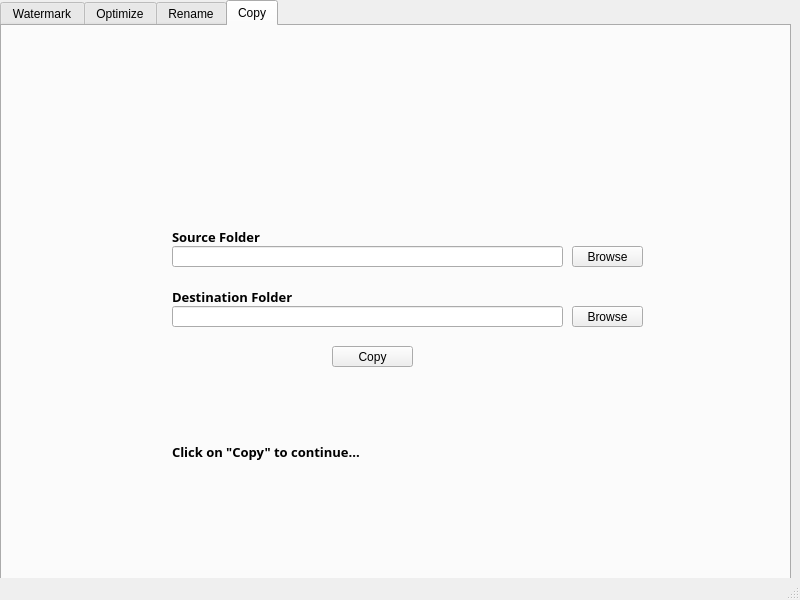
Before: the Qt Designer form kwikpic.ui in sanjib-sen/kwikpic-aio, drawn with Qt 5.
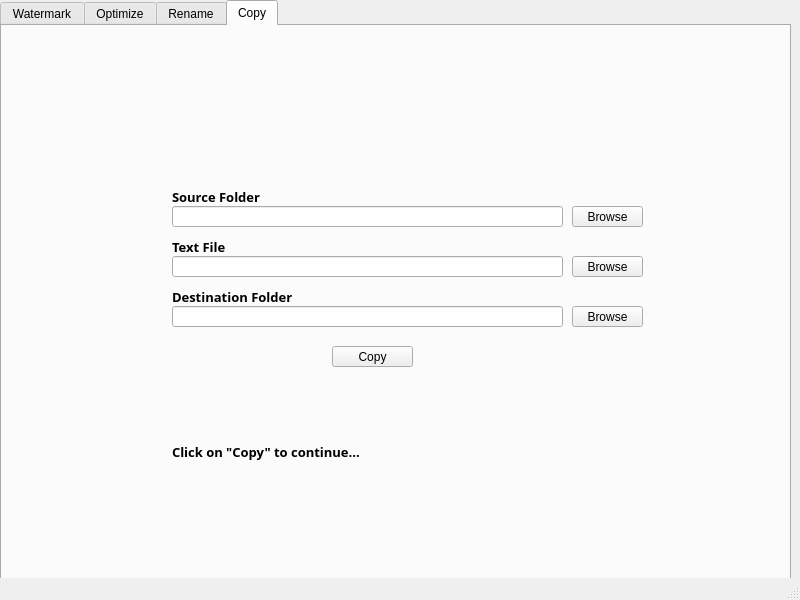
After: the same form once the commit is applied. The open tabs and pages were chosen to show the change. Icons and pictures are not drawn.

```diff
--- a/kwikpic.ui
+++ b/kwikpic.ui
@@ -727,7 +727,7 @@
       <property name="geometry">
        <rect>
         <x>170</x>
-        <y>220</y>
+        <y>230</y>
         <width>391</width>
         <height>21</height>
        </rect>
@@ -737,7 +737,7 @@
       <property name="geometry">
        <rect>
         <x>230</x>
-        <y>60</y>
+        <y>50</y>
         <width>301</width>
         <height>131</height>
        </rect>
@@ -753,7 +753,7 @@
       <property name="geometry">
        <rect>
         <x>570</x>
-        <y>220</y>
+        <y>230</y>
         <width>71</width>
         <height>21</height>
        </rect>
@@ -789,7 +789,7 @@
       <property name="geometry">
        <rect>
         <x>170</x>
-        <y>200</y>
+        <y>210</y>
         <width>91</width>
         <height>21</height>
        </rect>
@@ -805,7 +805,7 @@
        </font>
       </property>
       <property name="text">
-       <string>Source Folder</string>
+       <string>Text File</string>
       </property>
      </widget>
      <widget class="QLabel" name="label_30">
@@ -854,6 +854,52 @@
        <string>Click on &quot;Copy&quot; to continue...</string>
       </property>
      </widget>
+     <widget class="QPushButton" name="copy_browse_src_folder">
+      <property name="geometry">
+       <rect>
+        <x>570</x>
+        <y>180</y>
+        <width>71</width>
+        <height>21</height>
+       </rect>
+      </property>
+      <property name="text">
+       <string>Browse</string>
+      </property>
+     </widget>
+     <widget class="QLabel" name="label_31">
+      <property name="geometry">
+       <rect>
+        <x>170</x>
+        <y>160</y>
+        <width>91</width>
+        <height>21</height>
+       </rect>
+      </property>
+      <property name="font">
+       <font>
+        <family>Montserrat</family>
+        <pointsize>10</pointsize>
+        <weight>75</weight>
+        <bold>true</bold>
+        <stylestrategy>PreferAntialias</stylestrategy>
+        <kerning>true</kerning>
+       </font>
+      </property>
+      <property name="text">
+       <string>Source Folder</string>
+      </property>
+     </widget>
+     <widget class="QLineEdit" name="copy_src_folder">
+      <property name="geometry">
+       <rect>
+        <x>170</x>
+        <y>180</y>
+        <width>391</width>
+        <height>21</height>
+       </rect>
+      </property>
+     </widget>
     </widget>
    </widget>
   </widget>
```
Left out of the diff: 12 changed lines with no effect on the pictures.
